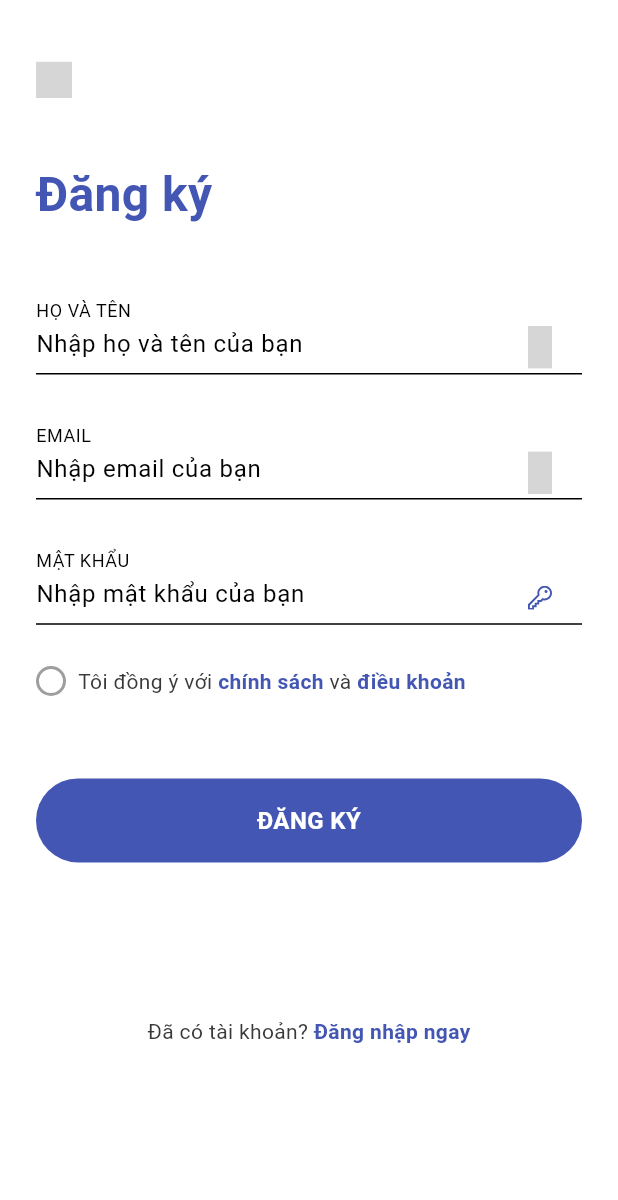
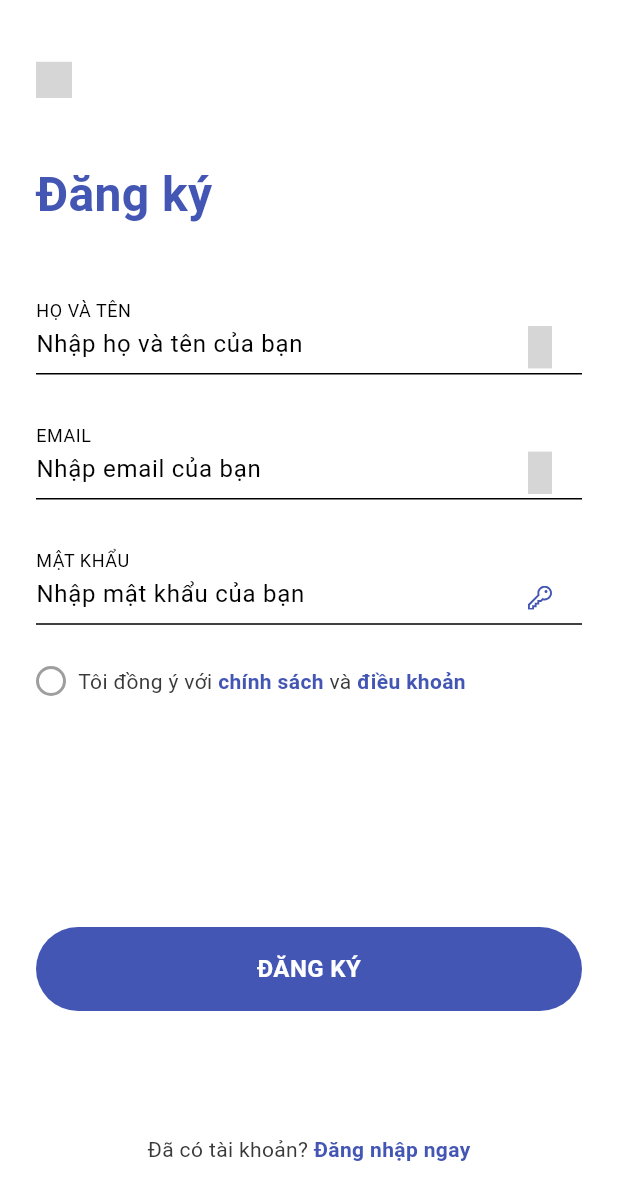
Before and after one commit to quy03/MockChat, a Flutter app: the RegisterScreen screen opened by its route, on a phone screen of 412 x 824 dp. Shown: the top 1200 px of the screen. Run offline on Flutter 3.47's test engine with Material 3 defaults, Android fonts, the light colour scheme and no system bars; our stand-ins replace firebase_core, flutter_svg; accounts and stored records are empty; grey boxes are pictures that could not be loaded.

Commit message:
update UI Login Register

```diff
--- a/lib/main.dart
+++ b/lib/main.dart
@@ -1,5 +1,6 @@
 import 'package:flutter/material.dart';
 import 'package:firebase_core/firebase_core.dart';
+import 'package:mock_chat/auth/login_or_register.dart';
 import 'package:mock_chat/screens/login/login_screen.dart';
 import 'package:mock_chat/screens/message/message_screen.dart';
 import 'package:mock_chat/screens/register/register_screen.dart';
@@ -23,7 +24,7 @@ class MyApp extends StatelessWidget {
       debugShowCheckedModeBanner: false,
       title: 'Flutter Demo',
       theme: theme,
-      home: const MessageScreen(),
+      home: const LoginOrRegister(),
       routes: {
         '/login_screen': (context) => const LoginScreen(),
         '/register_screen': (context) => const RegisterScreen(),
--- a/lib/screens/message/message_screen.dart
+++ b/lib/screens/message/message_screen.dart
@@ -12,7 +12,7 @@ class MessageScreen extends StatelessWidget {
           children: [
             Container(
               padding: const EdgeInsets.symmetric(horizontal: 12),
-              height: double.infinity,
+              // height: double.infinity,
               decoration: const BoxDecoration(
                 gradient: LinearGradient(
                   begin: Alignment.topCenter,
--- a/lib/screens/register/register_screen.dart
+++ b/lib/screens/register/register_screen.dart
@@ -1,8 +1,9 @@
 import 'package:flutter/material.dart';
-import 'package:flutter_svg/flutter_svg.dart';
-import 'package:mock_chat/components/my_textfield.dart';
+import 'package:flutter_svg/svg.dart';
+
 import '../../components/button_checkbox.dart';
 import '../../components/my_button.dart';
+import '../../components/my_textfield.dart';
 
 class RegisterScreen extends StatelessWidget {
   final Function()? press;
@@ -15,11 +16,14 @@ class RegisterScreen extends StatelessWidget {
     return Scaffold(
       backgroundColor: Theme.of(context).colorScheme.background,
       body: SafeArea(
-        child: SingleChildScrollView(
+        child: Padding(
+          padding: const EdgeInsets.symmetric(horizontal: 24),
           child: Column(
             children: [
-              Padding(
-                padding: const EdgeInsets.symmetric(horizontal: 24),
+              Expanded(
+                flex: 3,
+                child: SingleChildScrollView(
+                  // Bọc phần này trong SingleChildScrollView
                   child: Column(
                     crossAxisAlignment: CrossAxisAlignment.start,
                     children: [
@@ -43,7 +47,6 @@ class RegisterScreen extends StatelessWidget {
                         ),
                       ),
                       SizedBox(height: size.height / 20),
-
                       // fullname textfield
                       const MyTextField(
                         svgIcon: 'assets/icons/user.svg',
@@ -73,14 +76,19 @@ class RegisterScreen extends StatelessWidget {
 
                       // Checkbox đồng ý chính sách
                       const ButtonCheckbox(),
-                    SizedBox(height: size.height / 15),
-
+                    ],
+                  ),
+                ),
+              ),
+              Expanded(
+                child: Column(
+                  children: [
                     // nút đăng ký
                     MyButton(
                       text: 'ĐĂNG KÝ',
                       onTap: () {},
                     ),
-                    SizedBox(height: size.height / 8),
+                    SizedBox(height: size.height / 10),
 
                     // Đã có tài khoản? Đăng nhập ngay
                     Row(
```
Also changed, not shown: lib/screens/login/login_screen.dart (+16 -7 lines), assets/images/random1.png (added), assets/images/random2.png (added), assets/images/random3.png (added), assets/images/random4.png (added). Lines whose indentation alone changed are shown as unchanged.
